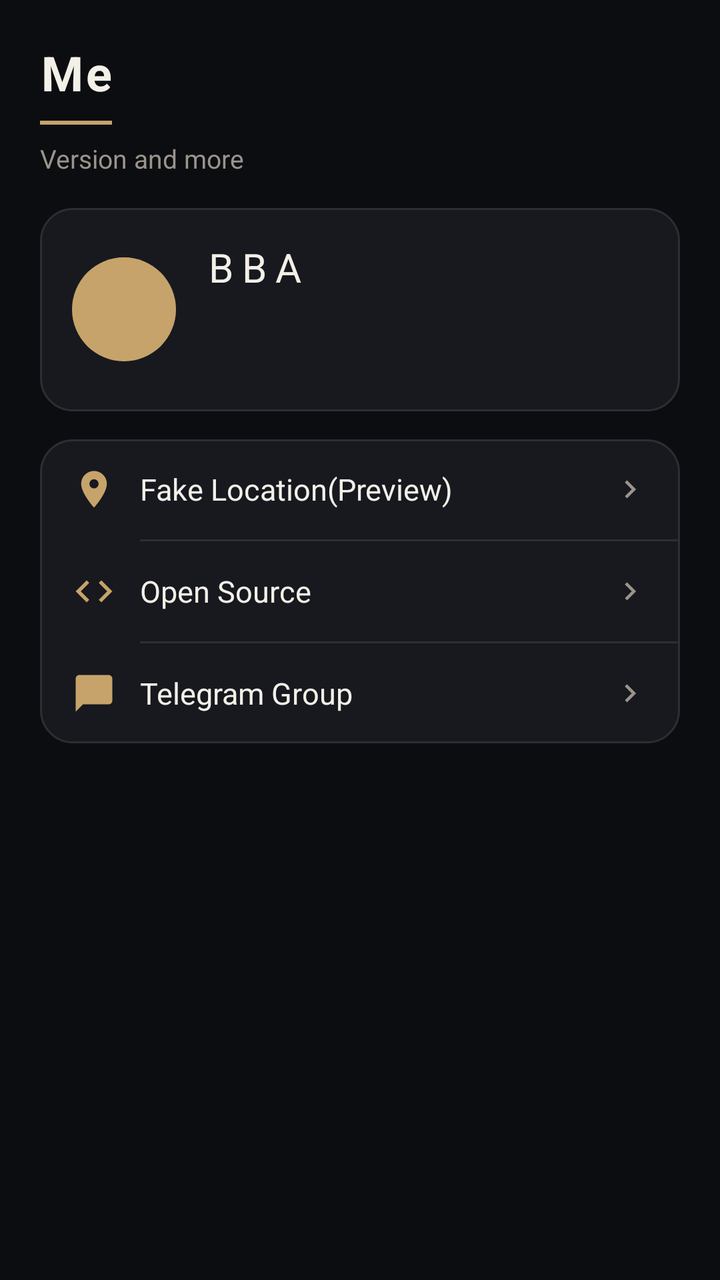
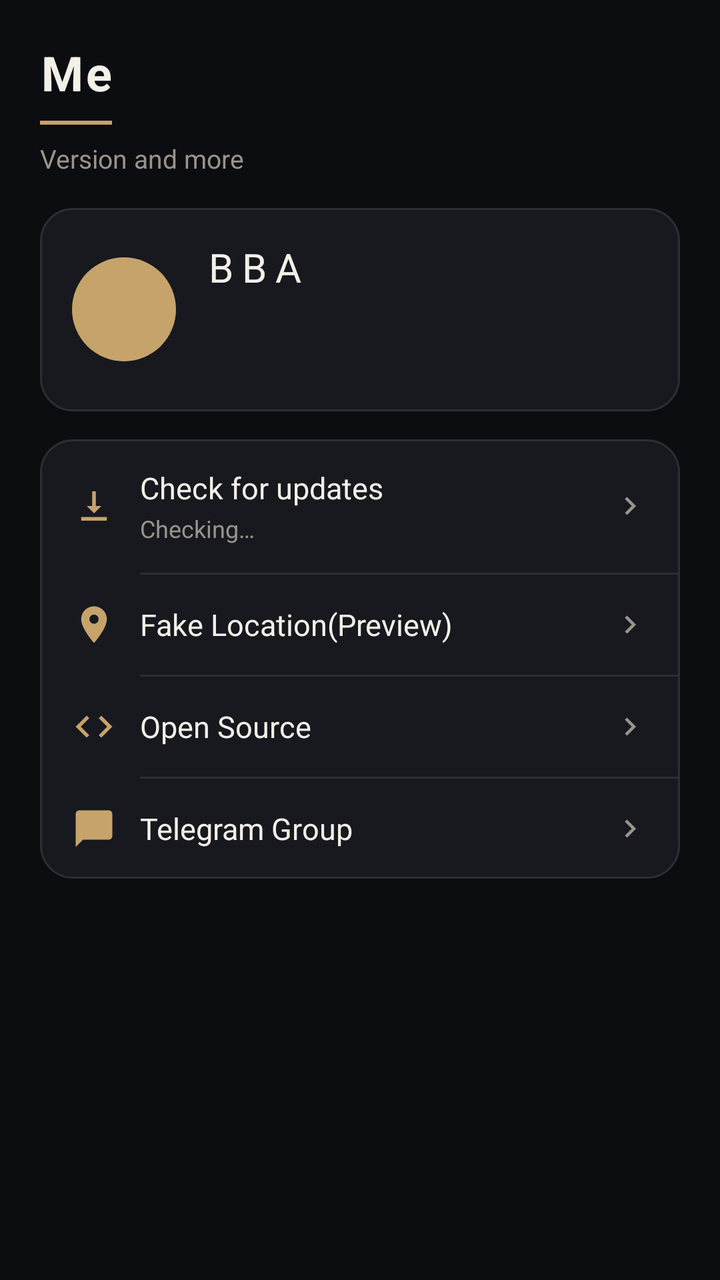

Before-and-after screenshots of an Android layout around one commit, followed by the original layout XML and the change that was made.
<!-- AndroidManifest.xml: application theme Theme.BlackBox -->
<!-- res/layout/fragment_me.xml -->
<?xml version="1.0" encoding="utf-8"?>
<ScrollView xmlns:android="http://schemas.android.com/apk/res/android"
    android:layout_width="match_parent"
    android:layout_height="match_parent"
    android:background="@color/surface"
    android:fillViewport="true">

    <LinearLayout
        android:layout_width="match_parent"
        android:layout_height="wrap_content"
        android:orientation="vertical"
        android:paddingStart="20dp"
        android:paddingTop="20dp"
        android:paddingEnd="20dp"
        android:paddingBottom="24dp">

        <TextView
            style="@style/PageTitle"
            android:layout_width="wrap_content"
            android:layout_height="wrap_content"
            android:letterSpacing="0.06"
            android:text="@string/me_title" />

        <View
            android:layout_width="36dp"
            android:layout_height="2dp"
            android:layout_marginTop="8dp"
            android:background="@color/gold" />

        <TextView
            style="@style/PageSubtitle"
            android:layout_width="wrap_content"
            android:layout_height="wrap_content"
            android:layout_marginTop="8dp"
            android:layout_marginBottom="16dp"
            android:text="@string/me_subtitle" />

        <LinearLayout
            android:layout_width="match_parent"
            android:layout_height="wrap_content"
            android:background="@drawable/bg_card"
            android:gravity="center_vertical"
            android:orientation="horizontal"
            android:padding="16dp">

            <TextView
                android:id="@+id/avatarLetter"
                android:layout_width="52dp"
                android:layout_height="52dp"
                android:background="@drawable/bg_avatar"
                android:gravity="center"
                android:textColor="@color/ink"
                android:textSize="20sp"
                android:textStyle="bold" />

            <LinearLayout
                android:layout_width="0dp"
                android:layout_height="wrap_content"
                android:layout_marginStart="14dp"
                android:layout_weight="1"
                android:orientation="vertical">

                <TextView
                    android:id="@+id/appNameText"
                    android:layout_width="wrap_content"
                    android:layout_height="wrap_content"
                    android:letterSpacing="0.22"
                    android:text="@string/app_name"
                    android:textColor="@color/chrome"
                    android:textSize="20sp" />

                <TextView
                    android:id="@+id/currentVersionText"
                    android:layout_width="wrap_content"
                    android:layout_height="wrap_content"
                    android:layout_marginTop="4dp"
                    android:textColor="@color/primary_text"
                    android:textSize="14sp" />

                <TextView
                    android:id="@+id/versionCodeText"
                    android:layout_width="wrap_content"
                    android:layout_height="wrap_content"
                    android:layout_marginTop="2dp"
                    android:textColor="@color/secondary_text"
                    android:textSize="13sp" />
            </LinearLayout>
        </LinearLayout>

        <LinearLayout
            android:layout_width="match_parent"
            android:layout_height="wrap_content"
            android:layout_marginTop="14dp"
            android:background="@drawable/bg_card"
            android:orientation="vertical">

            <LinearLayout
                android:id="@+id/fakeLocationRow"
                android:layout_width="match_parent"
                android:layout_height="wrap_content"
                android:background="?attr/selectableItemBackground"
                android:gravity="center_vertical"
                android:orientation="horizontal"
                android:paddingStart="16dp"
                android:paddingTop="14dp"
                android:paddingEnd="16dp"
                android:paddingBottom="14dp">

                <ImageView
                    android:layout_width="22dp"
                    android:layout_height="22dp"
                    android:contentDescription="@null"
                    android:src="@drawable/ic_row_location" />

                <TextView
                    android:layout_width="0dp"
                    android:layout_height="wrap_content"
                    android:layout_marginStart="12dp"
                    android:layout_weight="1"
                    android:text="@string/fake_location"
                    android:textColor="@color/primary_text"
                    android:textSize="15sp" />

                <ImageView
                    android:layout_width="18dp"
                    android:layout_height="18dp"
                    android:contentDescription="@null"
                    android:src="@drawable/ic_chevron" />
            </LinearLayout>

            <View
                android:layout_width="match_parent"
                android:layout_height="1dp"
                android:layout_marginStart="50dp"
                android:background="@color/divider" />

            <LinearLayout
                android:id="@+id/openSourceRow"
                android:layout_width="match_parent"
                android:layout_height="wrap_content"
                android:background="?attr/selectableItemBackground"
                android:gravity="center_vertical"
                android:orientation="horizontal"
                android:paddingStart="16dp"
                android:paddingTop="14dp"
                android:paddingEnd="16dp"
                android:paddingBottom="14dp">

                <ImageView
                    android:layout_width="22dp"
                    android:layout_height="22dp"
                    android:contentDescription="@null"
                    android:src="@drawable/ic_row_code" />

                <TextView
                    android:layout_width="0dp"
                    android:layout_height="wrap_content"
                    android:layout_marginStart="12dp"
                    android:layout_weight="1"
                    android:text="@string/open_source_path"
                    android:textColor="@color/primary_text"
                    android:textSize="15sp" />

                <ImageView
                    android:layout_width="18dp"
                    android:layout_height="18dp"
                    android:contentDescription="@null"
                    android:src="@drawable/ic_chevron" />
            </LinearLayout>

            <View
                android:layout_width="match_parent"
                android:layout_height="1dp"
                android:layout_marginStart="50dp"
                android:background="@color/divider" />

            <LinearLayout
                android:id="@+id/telegramRow"
                android:layout_width="match_parent"
                android:layout_height="wrap_content"
                android:background="?attr/selectableItemBackground"
                android:gravity="center_vertical"
                android:orientation="horizontal"
                android:paddingStart="16dp"
                android:paddingTop="14dp"
                android:paddingEnd="16dp"
                android:paddingBottom="14dp">

                <ImageView
                    android:layout_width="22dp"
                    android:layout_height="22dp"
                    android:contentDescription="@null"
                    android:src="@drawable/ic_row_chat" />

                <TextView
                    android:layout_width="0dp"
                    android:layout_height="wrap_content"
                    android:layout_marginStart="12dp"
                    android:layout_weight="1"
                    android:text="@string/tg_group"
                    android:textColor="@color/primary_text"
                    android:textSize="15sp" />

                <ImageView
                    android:layout_width="18dp"
                    android:layout_height="18dp"
                    android:contentDescription="@null"
                    android:src="@drawable/ic_chevron" />
            </LinearLayout>
        </LinearLayout>
    </LinearLayout>
</ScrollView>
<!-- resources referenced by this layout -->
<resources>
  <color name="chrome">#F3F0E8</color>
  <color name="divider">#2C2E34</color>
  <color name="gold">#C6A36A</color>
  <color name="ink">#14120E</color>
  <color name="primary_text">#F3F0E8</color>
  <color name="secondary_text">#9A948A</color>
  <color name="surface">#0C0D11</color>
  <!-- drawable bg_avatar (drawable) -->
  <?xml version="1.0" encoding="utf-8"?>
  <shape xmlns:android="http://schemas.android.com/apk/res/android"
      android:shape="oval">
      <solid android:color="@color/gold" />
  </shape>
  <!-- drawable bg_card (drawable) -->
  <?xml version="1.0" encoding="utf-8"?>
  <shape xmlns:android="http://schemas.android.com/apk/res/android">
      <solid android:color="@color/card" />
      <stroke
          android:width="1dp"
          android:color="@color/divider" />
      <corners android:radius="16dp" />
  </shape>
  <!-- drawable ic_chevron (drawable) -->
  <?xml version="1.0" encoding="utf-8"?>
  <vector xmlns:android="http://schemas.android.com/apk/res/android"
      android:width="18dp"
      android:height="18dp"
      android:viewportWidth="24"
      android:viewportHeight="24">
      <path
          android:fillColor="#9A948A"
          android:pathData="M8.59,16.59L13.17,12 8.59,7.41 10,6l6,6 -6,6 -1.41,-1.41z" />
  </vector>
  <!-- drawable ic_row_chat (drawable) -->
  <?xml version="1.0" encoding="utf-8"?>
  <vector xmlns:android="http://schemas.android.com/apk/res/android"
      android:width="22dp"
      android:height="22dp"
      android:viewportWidth="24"
      android:viewportHeight="24">
      <path
          android:fillColor="#C6A36A"
          android:pathData="M20,2H4c-1.1,0 -2,0.9 -2,2v18l4,-4h14c1.1,0 2,-0.9 2,-2V4c0,-1.1 -0.9,-2 -2,-2z" />
  </vector>
  <!-- drawable ic_row_code (drawable) -->
  <?xml version="1.0" encoding="utf-8"?>
  <vector xmlns:android="http://schemas.android.com/apk/res/android"
      android:width="22dp"
      android:height="22dp"
      android:viewportWidth="24"
      android:viewportHeight="24">
      <path
          android:fillColor="#C6A36A"
          android:pathData="M9.4,16.6L4.8,12l4.6,-4.6L8,6l-6,6 6,6 1.4,-1.4zM14.6,16.6l4.6,-4.6 -4.6,-4.6L16,6l6,6 -6,6 -1.4,-1.4z" />
  </vector>
  <!-- drawable ic_row_location (drawable) -->
  <?xml version="1.0" encoding="utf-8"?>
  <vector xmlns:android="http://schemas.android.com/apk/res/android"
      android:width="22dp"
      android:height="22dp"
      android:viewportWidth="24"
      android:viewportHeight="24">
      <path
          android:fillColor="#C6A36A"
          android:pathData="M12,2C8.13,2 5,5.13 5,9c0,5.25 7,13 7,13s7,-7.75 7,-13c0,-3.87 -3.13,-7 -7,-7zM12,11.5c-1.38,0 -2.5,-1.12 -2.5,-2.5s1.12,-2.5 2.5,-2.5 2.5,1.12 2.5,2.5 -1.12,2.5 -2.5,2.5z" />
  </vector>
  <string name="app_name">BBA</string>
  <string name="fake_location">Fake Location(Preview)</string>
  <string name="me_subtitle">Version and more</string>
  <string name="me_title">Me</string>
  <string name="open_source_path">Open Source</string>
  <string name="tg_group">Telegram Group</string>
  <style name="PageSubtitle">
          <item name="android:textColor">@color/secondary_text</item>
          <item name="android:textSize">13sp</item>
      </style>
  <style name="PageTitle">
          <item name="android:textColor">@color/primary_text</item>
          <item name="android:textSize">24sp</item>
          <item name="android:textStyle">bold</item>
      </style>
  <color name="card">#17191F</color>
  <color name="primary">#12141A</color>
  <color name="primary_dark">#0C0D11</color>
  <!-- unchanged entries left out for length: 1 -->
</resources>

<!-- the commit's change to res/layout/fragment_me.xml (unified diff, before → after) -->
@@ -95,31 +95,46 @@
             android:orientation="vertical">
 
             <LinearLayout
-                android:id="@+id/fakeLocationRow"
-                android:layout_width="match_parent"
-                android:layout_height="wrap_content"
-                android:background="?attr/selectableItemBackground"
-                android:gravity="center_vertical"
-                android:orientation="horizontal"
-                android:paddingStart="16dp"
-                android:paddingTop="14dp"
-                android:paddingEnd="16dp"
-                android:paddingBottom="14dp">
-
-                <ImageView
-                    android:layout_width="22dp"
-                    android:layout_height="22dp"
-                    android:contentDescription="@null"
-                    android:src="@drawable/ic_row_location" />
-
-                <TextView
-                    android:layout_width="0dp"
-                    android:layout_height="wrap_content"
-                    android:layout_marginStart="12dp"
-                    android:layout_weight="1"
-                    android:text="@string/fake_location"
-                    android:textColor="@color/primary_text"
-                    android:textSize="15sp" />
+                android:id="@+id/updateRow"
+                android:layout_width="match_parent"
+                android:layout_height="wrap_content"
+                android:background="?attr/selectableItemBackground"
+                android:gravity="center_vertical"
+                android:orientation="horizontal"
+                android:paddingStart="16dp"
+                android:paddingTop="14dp"
+                android:paddingEnd="16dp"
+                android:paddingBottom="14dp">
+
+                <ImageView
+                    android:layout_width="22dp"
+                    android:layout_height="22dp"
+                    android:contentDescription="@null"
+                    android:src="@drawable/ic_row_update" />
+
+                <LinearLayout
+                    android:layout_width="0dp"
+                    android:layout_height="wrap_content"
+                    android:layout_marginStart="12dp"
+                    android:layout_weight="1"
+                    android:orientation="vertical">
+
+                    <TextView
+                        android:layout_width="wrap_content"
+                        android:layout_height="wrap_content"
+                        android:text="@string/me_check_update"
+                        android:textColor="@color/primary_text"
+                        android:textSize="15sp" />
+
+                    <TextView
+                        android:id="@+id/updateStatus"
+                        android:layout_width="wrap_content"
+                        android:layout_height="wrap_content"
+                        android:layout_marginTop="2dp"
+                        android:text="@string/me_update_checking"
+                        android:textColor="@color/secondary_text"
+                        android:textSize="12sp" />
+                </LinearLayout>
 
                 <ImageView
                     android:layout_width="18dp"
@@ -135,29 +150,29 @@
                 android:background="@color/divider" />
 
             <LinearLayout
-                android:id="@+id/openSourceRow"
-                android:layout_width="match_parent"
-                android:layout_height="wrap_content"
-                android:background="?attr/selectableItemBackground"
-                android:gravity="center_vertical"
-                android:orientation="horizontal"
-                android:paddingStart="16dp"
-                android:paddingTop="14dp"
-                android:paddingEnd="16dp"
-                android:paddingBottom="14dp">
-
-                <ImageView
-                    android:layout_width="22dp"
-                    android:layout_height="22dp"
-                    android:contentDescription="@null"
-                    android:src="@drawable/ic_row_code" />
-
-                <TextView
-                    android:layout_width="0dp"
-                    android:layout_height="wrap_content"
-                    android:layout_marginStart="12dp"
-                    android:layout_weight="1"
-                    android:text="@string/open_source_path"
+                android:id="@+id/fakeLocationRow"
+                android:layout_width="match_parent"
+                android:layout_height="wrap_content"
+                android:background="?attr/selectableItemBackground"
+                android:gravity="center_vertical"
+                android:orientation="horizontal"
+                android:paddingStart="16dp"
+                android:paddingTop="14dp"
+                android:paddingEnd="16dp"
+                android:paddingBottom="14dp">
+
+                <ImageView
+                    android:layout_width="22dp"
+                    android:layout_height="22dp"
+                    android:contentDescription="@null"
+                    android:src="@drawable/ic_row_location" />
+
+                <TextView
+                    android:layout_width="0dp"
+                    android:layout_height="wrap_content"
+                    android:layout_marginStart="12dp"
+                    android:layout_weight="1"
+                    android:text="@string/fake_location"
                     android:textColor="@color/primary_text"
                     android:textSize="15sp" />
 
@@ -175,6 +190,46 @@
                 android:background="@color/divider" />
 
             <LinearLayout
+                android:id="@+id/openSourceRow"
+                android:layout_width="match_parent"
+                android:layout_height="wrap_content"
+                android:background="?attr/selectableItemBackground"
+                android:gravity="center_vertical"
+                android:orientation="horizontal"
+                android:paddingStart="16dp"
+                android:paddingTop="14dp"
+                android:paddingEnd="16dp"
+                android:paddingBottom="14dp">
+
+                <ImageView
+                    android:layout_width="22dp"
+                    android:layout_height="22dp"
+                    android:contentDescription="@null"
+                    android:src="@drawable/ic_row_code" />
+
+                <TextView
+                    android:layout_width="0dp"
+                    android:layout_height="wrap_content"
+                    android:layout_marginStart="12dp"
+                    android:layout_weight="1"
+                    android:text="@string/open_source_path"
+                    android:textColor="@color/primary_text"
+                    android:textSize="15sp" />
+
+                <ImageView
+                    android:layout_width="18dp"
+                    android:layout_height="18dp"
+                    android:contentDescription="@null"
+                    android:src="@drawable/ic_chevron" />
+            </LinearLayout>
+
+            <View
+                android:layout_width="match_parent"
+                android:layout_height="1dp"
+                android:layout_marginStart="50dp"
+                android:background="@color/divider" />
+
+            <LinearLayout
                 android:id="@+id/telegramRow"
                 android:layout_width="match_parent"
                 android:layout_height="wrap_content"
<!-- resource entries referenced after the edit -->
@@ -66,10 +66,23 @@
           android:fillColor="#C6A36A"
           android:pathData="M12,2C8.13,2 5,5.13 5,9c0,5.25 7,13 7,13s7,-7.75 7,-13c0,-3.87 -3.13,-7 -7,-7zM12,11.5c-1.38,0 -2.5,-1.12 -2.5,-2.5s1.12,-2.5 2.5,-2.5 2.5,1.12 2.5,2.5 -1.12,2.5 -2.5,2.5z" />
   </vector>
+  <!-- drawable ic_row_update (drawable) -->
+  <?xml version="1.0" encoding="utf-8"?>
+  <vector xmlns:android="http://schemas.android.com/apk/res/android"
+      android:width="22dp"
+      android:height="22dp"
+      android:viewportWidth="24"
+      android:viewportHeight="24">
+      <path
+          android:fillColor="#C6A36A"
+          android:pathData="M5,20h14v-2H5v2zM11,4h2v8h3l-4,4 -4,-4h3z" />
+  </vector>
   <string name="app_name">BBA</string>
   <string name="fake_location">Fake Location(Preview)</string>
+  <string name="me_check_update">Check for updates</string>
   <string name="me_subtitle">Version and more</string>
   <string name="me_title">Me</string>
+  <string name="me_update_checking">Checking…</string>
   <string name="open_source_path">Open Source</string>
   <string name="tg_group">Telegram Group</string>
   <style name="PageSubtitle">
